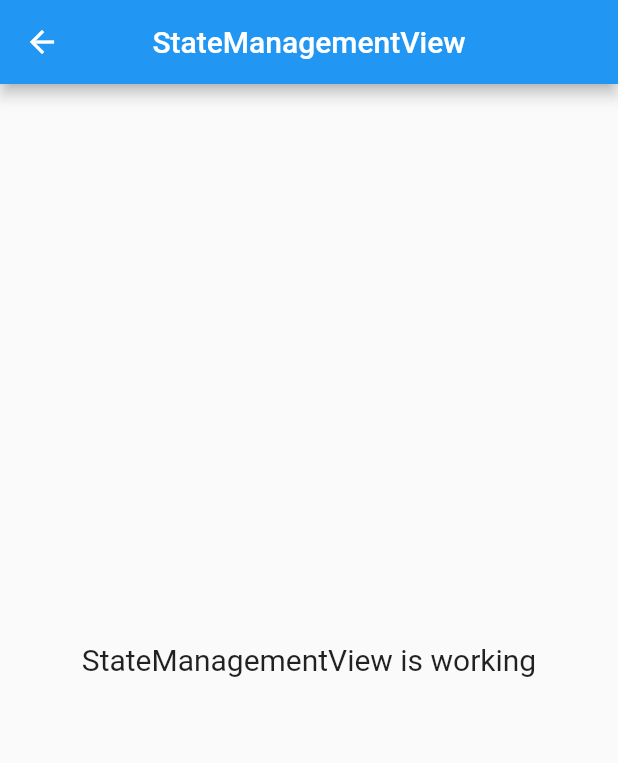
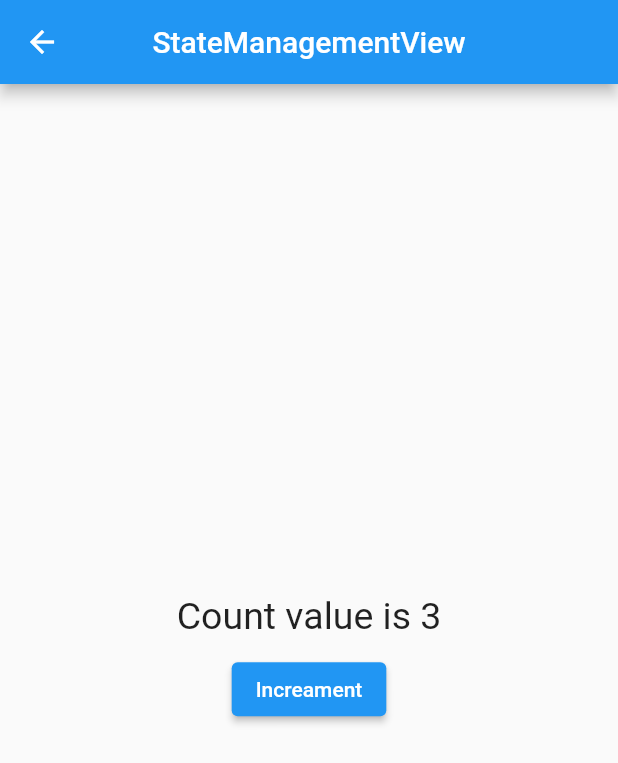
Before and after one commit to achaudhary591/Flutter_GetX_CLI_Practise, a Flutter app: the StateManagementView screen opened by its route, on a phone screen of 412 x 824 dp. Shown: the top 763 px of the screen. Run offline on Flutter 3.47's test engine with Material 2 defaults, Android fonts, the phone set to English and light mode, and no system bars; our stand-ins replace get.

Commit message:
using variable across modules

```diff
--- a/lib/app/modules/page2/views/page2_view.dart
+++ b/lib/app/modules/page2/views/page2_view.dart
@@ -1,11 +1,12 @@
 import 'package:flutter/material.dart';
 
 import 'package:get/get.dart';
+import 'package:getx_examples/app/modules/state_management/views/state_management_view.dart';
 
 import '../controllers/page2_controller.dart';
 
 class Page2View extends GetView<Page2Controller> {
-  const Page2View({Key? key}) : super(key: key);
+  Rx<StateManagementView> st = StateManagementView().obs;
   @override
   Widget build(BuildContext context) {
     return Scaffold(
@@ -13,12 +14,7 @@ class Page2View extends GetView<Page2Controller> {
         title: const Text('Page2View'),
         centerTitle: true,
       ),
-      body: Center(
-        child: Text(
-          'Page2View is working',
-          style: TextStyle(fontSize: 20),
-        ),
-      ),
+      body: Center(child: Obx(() => Text("the count = ${st.value.test}"))),
     );
   }
 }
--- a/lib/app/modules/state_management/views/state_management_view.dart
+++ b/lib/app/modules/state_management/views/state_management_view.dart
@@ -1,11 +1,20 @@
 import 'package:flutter/material.dart';
-
 import 'package:get/get.dart';
 
 import '../controllers/state_management_controller.dart';
 
 class StateManagementView extends GetView<StateManagementController> {
-  const StateManagementView({Key? key}) : super(key: key);
+  static var count = 0.obs;
+
+  StateManagementView({super.key});
+
+  static int increment() {
+    count = count + 1;
+    return count.value;
+  }
+
+  var test = increment().obs;
+
   @override
   Widget build(BuildContext context) {
     return Scaffold(
@@ -14,9 +23,23 @@ class StateManagementView extends GetView<StateManagementController> {
         centerTitle: true,
       ),
       body: Center(
-        child: Text(
-          'StateManagementView is working',
-          style: TextStyle(fontSize: 20),
+        child: Column(
+          mainAxisAlignment: MainAxisAlignment.center,
+          crossAxisAlignment: CrossAxisAlignment.center,
+          children: [
+            Obx(() => Text(
+                  "Count value is $count",
+                  style: const TextStyle(fontSize: 25),
+                )),
+            const SizedBox(
+              height: 10,
+            ),
+            ElevatedButton(
+                onPressed: () {
+                  count.value = increment();
+                },
+                child: const Text("Increament"))
+          ],
         ),
       ),
     );
--- a/lib/app/routes/app_pages.dart
+++ b/lib/app/routes/app_pages.dart
@@ -29,12 +29,12 @@ class AppPages {
     ),
     GetPage(
       name: _Paths.PAGE2,
-      page: () => const Page2View(),
+      page: () => Page2View(),
       binding: Page2Binding(),
     ),
     GetPage(
       name: _Paths.STATE_MANAGEMENT,
-      page: () => const StateManagementView(),
+      page: () => StateManagementView(),
       binding: StateManagementBinding(),
     ),
   ];
```
